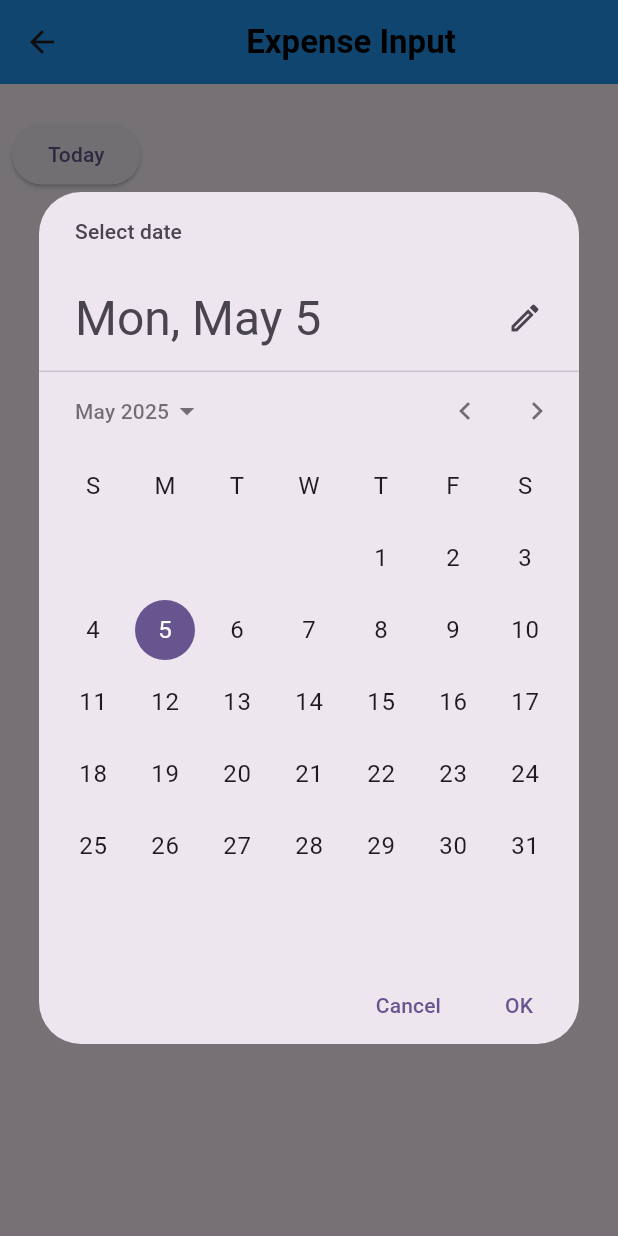
After one commit to daniaalhakim14/psm1-project, a Flutter app: the expenseInput screen opened directly, after a tap on "Today", on a phone screen of 412 x 824 dp. The commit adds this screen. Run offline on Flutter 3.47's test engine with Material 3 defaults, Android fonts, the phone set to English and light mode, and no system bars; our stand-ins replace carousel_slider; missing offline and left inert: google_mlkit_document_scanner, google_mlkit_text_recognition.

```diff
--- /dev/null
+++ b/lib/View/expenseInput.dart
@@ -0,0 +1,95 @@
+import 'package:flutter/cupertino.dart';
+import 'package:flutter/material.dart';
+import 'package:intl/intl.dart';
+
+class expenseInput extends StatefulWidget {
+  const expenseInput({super.key});
+
+  @override
+  State<expenseInput> createState() => _expenseInputState();
+}
+
+DateTime selectedDate = DateTime.now().toUtc().add(Duration(hours: 8));
+late String todayDate = 'Today';
+late String yesterdayDate = 'Yesterday';
+late String textdate = todayDate;
+
+class _expenseInputState extends State<expenseInput> {
+  @override
+  Widget build(BuildContext context) {
+    return Scaffold(
+      appBar: AppBar(
+        backgroundColor: Colors.blue,
+        title: Center(
+          child: const Text(
+            'Expense Input',
+            style: TextStyle(color: Colors.black, fontWeight: FontWeight.bold),
+          ),
+        ),
+        automaticallyImplyLeading: true,
+      ),
+      body: Padding(
+        padding: EdgeInsets.only(top: 15),
+        child: Padding(
+          padding: const EdgeInsets.all(8.0),
+          child: Column(
+            children: [
+              Row(
+                children: [
+                  ElevatedButton(
+                    onPressed: () async {
+                      print('date: $selectedDate');
+
+                      final DateTime? dateTime = await showDatePicker(
+                        context: context,
+                        initialDate: selectedDate,
+                        firstDate: DateTime.utc(2000, 01, 01),
+                        lastDate: DateTime.utc(2100, 12, 31),
+                      );
+                      if (dateTime != null &&
+                          !dateTime.isAfter(DateTime.now().toLocal())) {
+                        setState(() {
+                          // Update `selectedDate` to the picked date
+                          selectedDate = dateTime;
+
+                          // Check if the date is yesterday
+                          DateTime yesterday = DateTime.now()
+                              .toLocal()
+                              .subtract(Duration(days: 1));
+                          if (dateTime.year == yesterday.year &&
+                              dateTime.month == yesterday.month &&
+                              dateTime.day == yesterday.day) {
+                            textdate = yesterdayDate; // Set to 'Yesterday'
+                            selectedDate = yesterday;
+                          } else if (dateTime.year == DateTime.now().year &&
+                              dateTime.month == DateTime.now().month &&
+                              dateTime.day == DateTime.now().day) {
+                            textdate = todayDate; // Set to 'Today'
+                          } else {
+                            textdate = DateFormat(
+                              'dd-MM-yyyy',
+                            ).format(dateTime.toLocal()); // Default date format
+                          }
+                        });
+                      } else {
+                        // show a message if the date is invalid
+                        ScaffoldMessenger.of(context).showSnackBar(
+                          const SnackBar(
+                            content: Text(
+                              'Please select today\'s date or a past date.',
+                            ),
+                          ),
+                        );
+                      }
+                    },
+                    child: Text(textdate),
+                  ),
+                ],
+              ),
+            ],
+          ),
+        ),
+      ),
+    );
+  }
+}
--- a/lib/main.dart
+++ b/lib/main.dart
@@ -1,4 +1,5 @@
 import 'package:flutter/material.dart';
+import 'package:fyp/View/expenseInput.dart';
 import 'package:fyp/View/homepage.dart';
 
 void main() {
--- a/pubspec.yaml
+++ b/pubspec.yaml
@@ -37,6 +37,9 @@ dependencies:
   carousel_slider: ^5.0.0
   fl_chart: ^0.70.2
   google_mlkit_document_scanner: ^0.4.0
+  google_mlkit_text_recognition: ^0.15.0
+  table_calendar: ^3.1.3
+  camera: ^0.11.1
 
 
 
```
Also changed, not shown: lib/View/homepage.dart (+36 -19 lines), lib/View/documentScanner.dart (deleted), pubspec.lock.
